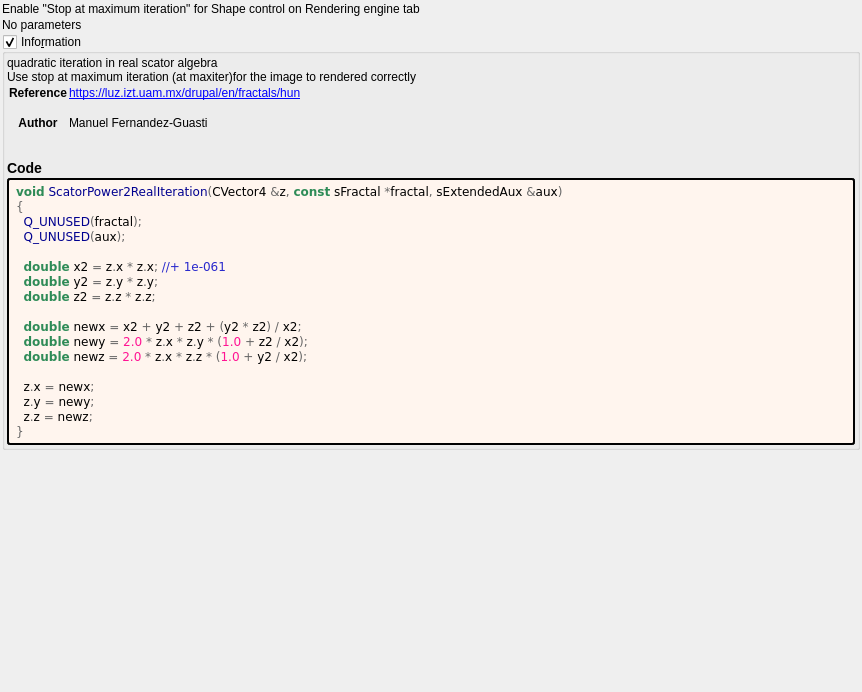
First picture: the form in mandelbulber2/deploy/share/mandelbulber2/formula/ui/scator_power2_real.ui, repository irinox-ctrl/mandelbulber2, before the edit.
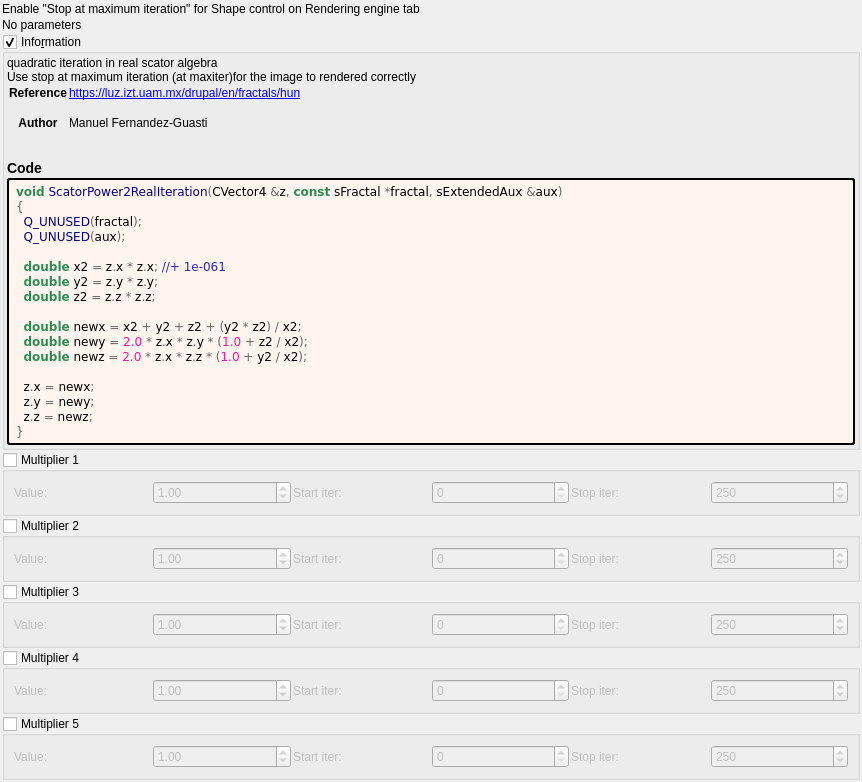
Second picture: the form after the edit. Custom widgets are drawn as their Qt base class.

Commit message:
feat: add 5 general-purpose multipliers to all 1007 fractal formulas
Each multiplier has:
- Checkbox (OFF by default)
- Value spinbox (default 1.0, range -100 to 100)
- Iteration start/stop range

Logic: z *= value; DE *= |value|;

Uses existing transformCommon parameters:
- Checkboxes: functionEnabledBx/By/Bz/Bw/CzFalse
- Values: scale4/5/6/8/16
- Ranges: startIterationsB-F/stopIterationsB-F

Modified 1007 .cpp (CPU), 1006 .cl (GPU), 1023 .ui files.
Both source (formula/) and deploy (deploy/share/) copies updated.

The edit to the form file:
```diff
--- a/mandelbulber2/deploy/share/mandelbulber2/formula/ui/scator_power2_real.ui
+++ b/mandelbulber2/deploy/share/mandelbulber2/formula/ui/scator_power2_real.ui
@@ -133,6 +133,192 @@
      </layout>
     </widget>
    </item>
+   <item>
+    <widget class="MyGroupBox" name="groupCheck_transf_function_enabledBx_false">
+     <property name="title"><string>Multiplier 1</string></property>
+     <property name="checkable"><bool>true</bool></property>
+     <property name="checked"><bool>false</bool></property>
+     <layout class="QGridLayout" name="gridLayout_mult1">
+      <property name="spacing"><number>2</number></property>
+      <item row="0" column="0">
+       <widget class="QLabel"><property name="text"><string>Value:</string></property></widget>
+      </item>
+      <item row="0" column="1">
+       <widget class="MyDoubleSpinBox" name="spinbox_transf_scale_4">
+        <property name="minimum"><double>-100.0</double></property><property name="maximum"><double>100.0</double></property>
+        <property name="singleStep"><double>0.01</double></property><property name="value"><double>1.0</double></property>
+       </widget>
+      </item>
+      <item row="0" column="2">
+       <widget class="QLabel"><property name="text"><string>Start iter:</string></property></widget>
+      </item>
+      <item row="0" column="3">
+       <widget class="MySpinBox" name="spinboxInt_transf_start_iterations_B">
+        <property name="minimum"><number>0</number></property><property name="maximum"><number>10000</number></property>
+        <property name="value"><number>0</number></property>
+       </widget>
+      </item>
+      <item row="0" column="4">
+       <widget class="QLabel"><property name="text"><string>Stop iter:</string></property></widget>
+      </item>
+      <item row="0" column="5">
+       <widget class="MySpinBox" name="spinboxInt_transf_stop_iterations_B">
+        <property name="minimum"><number>0</number></property><property name="maximum"><number>10000</number></property>
+        <property name="value"><number>250</number></property>
+       </widget>
+      </item>
+     </layout>
+    </widget>
+   </item>
+   <item>
+    <widget class="MyGroupBox" name="groupCheck_transf_function_enabledBy_false">
+     <property name="title"><string>Multiplier 2</string></property>
+     <property name="checkable"><bool>true</bool></property>
+     <property name="checked"><bool>false</bool></property>
+     <layout class="QGridLayout" name="gridLayout_mult2">
+      <property name="spacing"><number>2</number></property>
+      <item row="0" column="0">
+       <widget class="QLabel"><property name="text"><string>Value:</string></property></widget>
+      </item>
+      <item row="0" column="1">
+       <widget class="MyDoubleSpinBox" name="spinbox_transf_scale_5">
+        <property name="minimum"><double>-100.0</double></property><property name="maximum"><double>100.0</double></property>
+        <property name="singleStep"><double>0.01</double></property><property name="value"><double>1.0</double></property>
+       </widget>
+      </item>
+      <item row="0" column="2">
+       <widget class="QLabel"><property name="text"><string>Start iter:</string></property></widget>
+      </item>
+      <item row="0" column="3">
+       <widget class="MySpinBox" name="spinboxInt_transf_start_iterations_C">
+        <property name="minimum"><number>0</number></property><property name="maximum"><number>10000</number></property>
+        <property name="value"><number>0</number></property>
+       </widget>
+      </item>
+      <item row="0" column="4">
+       <widget class="QLabel"><property name="text"><string>Stop iter:</string></property></widget>
+      </item>
+      <item row="0" column="5">
+       <widget class="MySpinBox" name="spinboxInt_transf_stop_iterations_C">
+        <property name="minimum"><number>0</number></property><property name="maximum"><number>10000</number></property>
+        <property name="value"><number>250</number></property>
+       </widget>
+      </item>
+     </layout>
+    </widget>
+   </item>
+   <item>
+    <widget class="MyGroupBox" name="groupCheck_transf_function_enabledBz_false">
+     <property name="title"><string>Multiplier 3</string></property>
+     <property name="checkable"><bool>true</bool></property>
+     <property name="checked"><bool>false</bool></property>
+     <layout class="QGridLayout" name="gridLayout_mult3">
+      <property name="spacing"><number>2</number></property>
+      <item row="0" column="0">
+       <widget class="QLabel"><property name="text"><string>Value:</string></property></widget>
+      </item>
+      <item row="0" column="1">
+       <widget class="MyDoubleSpinBox" name="spinbox_transf_scale_6">
+        <property name="minimum"><double>-100.0</double></property><property name="maximum"><double>100.0</double></property>
+        <property name="singleStep"><double>0.01</double></property><property name="value"><double>1.0</double></property>
+       </widget>
+      </item>
+      <item row="0" column="2">
+       <widget class="QLabel"><property name="text"><string>Start iter:</string></property></widget>
+      </item>
+      <item row="0" column="3">
+       <widget class="MySpinBox" name="spinboxInt_transf_start_iterations_D">
+        <property name="minimum"><number>0</number></property><property name="maximum"><number>10000</number></property>
+        <property name="value"><number>0</number></property>
+       </widget>
+      </item>
+      <item row="0" column="4">
+       <widget class="QLabel"><property name="text"><string>Stop iter:</string></property></widget>
+      </item>
+      <item row="0" column="5">
+       <widget class="MySpinBox" name="spinboxInt_transf_stop_iterations_D">
+        <property name="minimum"><number>0</number></property><property name="maximum"><number>10000</number></property>
+        <property name="value"><number>250</number></property>
+       </widget>
+      </item>
+     </layout>
+    </widget>
+   </item>
+   <item>
+    <widget class="MyGroupBox" name="groupCheck_transf_function_enabledBw_false">
+     <property name="title"><string>Multiplier 4</string></property>
+     <property name="checkable"><bool>true</bool></property>
+     <property name="checked"><bool>false</bool></property>
+     <layout class="QGridLayout" name="gridLayout_mult4">
+      <property name="spacing"><number>2</number></property>
+      <item row="0" column="0">
+       <widget class="QLabel"><property name="text"><string>Value:</string></property></widget>
+      </item>
+      <item row="0" column="1">
+       <widget class="MyDoubleSpinBox" name="spinbox_transf_scale_8">
+        <property name="minimum"><double>-100.0</double></property><property name="maximum"><double>100.0</double></property>
+        <property name="singleStep"><double>0.01</double></property><property name="value"><double>1.0</double></property>
+       </widget>
+      </item>
+      <item row="0" column="2">
+       <widget class="QLabel"><property name="text"><string>Start iter:</string></property></widget>
+      </item>
+      <item row="0" column="3">
+       <widget class="MySpinBox" name="spinboxInt_transf_start_iterations_E">
+        <property name="minimum"><number>0</number></property><property name="maximum"><number>10000</number></property>
+        <property name="value"><number>0</number></property>
+       </widget>
+      </item>
+      <item row="0" column="4">
+       <widget class="QLabel"><property name="text"><string>Stop iter:</string></property></widget>
+      </item>
+      <item row="0" column="5">
+       <widget class="MySpinBox" name="spinboxInt_transf_stop_iterations_E">
+        <property name="minimum"><number>0</number></property><property name="maximum"><number>10000</number></property>
+        <property name="value"><number>250</number></property>
+       </widget>
+      </item>
+     </layout>
+    </widget>
+   </item>
+   <item>
+    <widget class="MyGroupBox" name="groupCheck_transf_function_enabledCz_false">
+     <property name="title"><string>Multiplier 5</string></property>
+     <property name="checkable"><bool>true</bool></property>
+     <property name="checked"><bool>false</bool></property>
+     <layout class="QGridLayout" name="gridLayout_mult5">
+      <property name="spacing"><number>2</number></property>
+      <item row="0" column="0">
+       <widget class="QLabel"><property name="text"><string>Value:</string></property></widget>
+      </item>
+      <item row="0" column="1">
+       <widget class="MyDoubleSpinBox" name="spinbox_transf_scale_16">
+        <property name="minimum"><double>-100.0</double></property><property name="maximum"><double>100.0</double></property>
+        <property name="singleStep"><double>0.01</double></property><property name="value"><double>1.0</double></property>
+       </widget>
+      </item>
+      <item row="0" column="2">
+       <widget class="QLabel"><property name="text"><string>Start iter:</string></property></widget>
+      </item>
+      <item row="0" column="3">
+       <widget class="MySpinBox" name="spinboxInt_transf_start_iterations_F">
+        <property name="minimum"><number>0</number></property><property name="maximum"><number>10000</number></property>
+        <property name="value"><number>0</number></property>
+       </widget>
+      </item>
+      <item row="0" column="4">
+       <widget class="QLabel"><property name="text"><string>Stop iter:</string></property></widget>
+      </item>
+      <item row="0" column="5">
+       <widget class="MySpinBox" name="spinboxInt_transf_stop_iterations_F">
+        <property name="minimum"><number>0</number></property><property name="maximum"><number>10000</number></property>
+        <property name="value"><number>250</number></property>
+       </widget>
+      </item>
+     </layout>
+    </widget>
+   </item>
+
    <item>
     <spacer name="verticalSpacer">
      <property name="orientation">
@@ -155,6 +341,16 @@
    <header>my_group_box.h</header>
    <container>1</container>
   </customwidget>
+   <customwidget>
+   <class>MyDoubleSpinBox</class>
+   <extends>QDoubleSpinBox</extends>
+   <header>my_double_spin_box.h</header>
+  </customwidget>
+   <customwidget>
+   <class>MySpinBox</class>
+   <extends>QSpinBox</extends>
+   <header>my_spin_box.h</header>
+  </customwidget>
  </customwidgets>
  <tabstops>
   <tabstop>groupCheck_info</tabstop>
```
The commit also changes 3972 other files.
